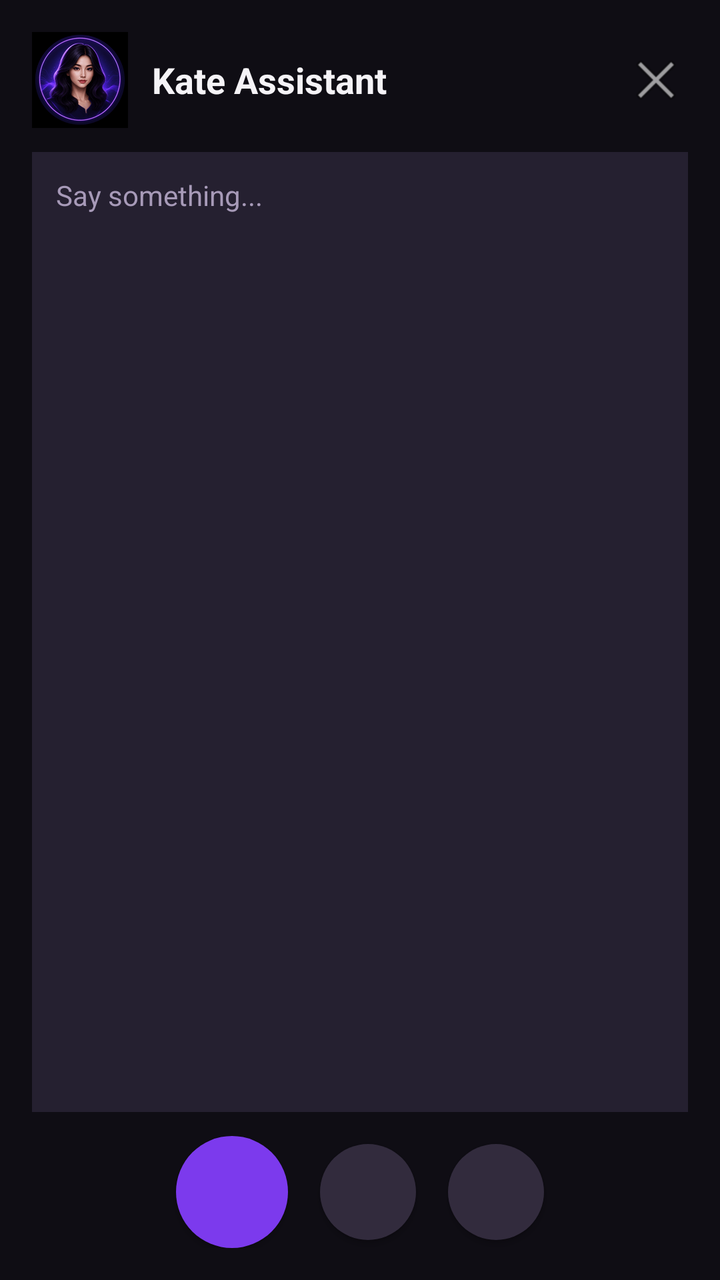
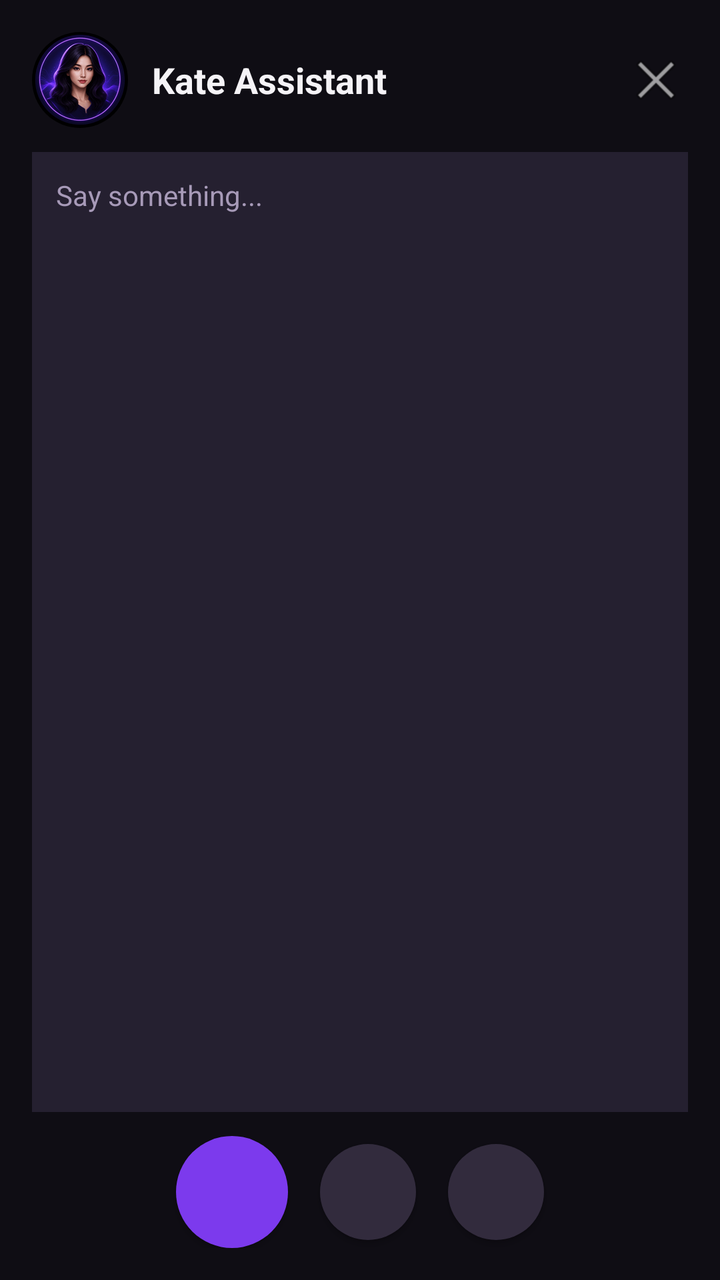

An Android layout rendered at two revisions. The XML below is the earlier revision; the diff shows what the commit changed to produce the second picture.
<!-- AndroidManifest.xml: application theme Theme.Kate -->
<!-- res/layout/overlay_expanded_content.xml -->
<?xml version="1.0" encoding="utf-8"?>
<LinearLayout xmlns:android="http://schemas.android.com/apk/res/android"
    android:layout_width="match_parent"
    android:layout_height="match_parent"
    android:orientation="vertical"
    android:padding="16dp">

    
    <LinearLayout
        android:layout_width="match_parent"
        android:layout_height="wrap_content"
        android:orientation="horizontal"
        android:gravity="center_vertical">

        <ImageView
            android:id="@+id/overlay_avatar"
            android:layout_width="48dp"
            android:layout_height="48dp"
            android:src="@drawable/kate_avatar_idle" />

        <TextView
            android:layout_width="0dp"
            android:layout_height="wrap_content"
            android:layout_weight="1"
            android:layout_marginStart="12dp"
            android:text="Kate Assistant"
            android:textColor="#F5F3F7"
            android:textSize="18sp"
            android:textStyle="bold" />

        <ImageButton
            android:id="@+id/overlay_close"
            android:layout_width="32dp"
            android:layout_height="32dp"
            android:background="@android:drawable/ic_menu_close_clear_cancel"
            android:contentDescription="Close" />
    </LinearLayout>

    
    <FrameLayout
        android:layout_width="match_parent"
        android:layout_height="0dp"
        android:layout_weight="1"
        android:layout_marginVertical="12dp"
        android:background="#252030"
        android:padding="12dp">

        <TextView
            android:id="@+id/overlay_transcript"
            android:layout_width="match_parent"
            android:layout_height="wrap_content"
            android:text="Say something..."
            android:textColor="#A79AB8"
            android:textSize="14sp" />
    </FrameLayout>

    
    <LinearLayout
        android:layout_width="match_parent"
        android:layout_height="wrap_content"
        android:orientation="horizontal"
        android:gravity="center">

        <Button
            android:id="@+id/overlay_mic_button"
            android:layout_width="56dp"
            android:layout_height="56dp"
            android:background="@drawable/overlay_mic_button"
            android:contentDescription="Mic" />

        <Button
            android:id="@+id/overlay_apps_button"
            android:layout_width="48dp"
            android:layout_height="48dp"
            android:layout_marginStart="16dp"
            android:background="@drawable/overlay_apps_button"
            android:contentDescription="Apps" />

        <Button
            android:id="@+id/overlay_type_button"
            android:layout_width="48dp"
            android:layout_height="48dp"
            android:layout_marginStart="16dp"
            android:background="@drawable/overlay_type_button"
            android:contentDescription="Type" />
    </LinearLayout>

</LinearLayout>
<!-- resources referenced by this layout -->
<resources>
  <!-- drawable kate_avatar_idle: png bitmap (drawable, 10812 bytes) -->
  <!-- drawable overlay_apps_button (drawable) -->
  <?xml version="1.0" encoding="utf-8"?>
  <shape xmlns:android="http://schemas.android.com/apk/res/android"
      android:shape="oval">
      <solid android:color="#322B3D" />
      <size
          android:width="48dp"
          android:height="48dp" />
  </shape>
  <!-- drawable overlay_mic_button (drawable) -->
  <?xml version="1.0" encoding="utf-8"?>
  <shape xmlns:android="http://schemas.android.com/apk/res/android"
      android:shape="oval">
      <solid android:color="#7C3AED" />
      <size
          android:width="56dp"
          android:height="56dp" />
  </shape>
  <!-- drawable overlay_type_button (drawable) -->
  <?xml version="1.0" encoding="utf-8"?>
  <shape xmlns:android="http://schemas.android.com/apk/res/android"
      android:shape="oval">
      <solid android:color="#322B3D" />
      <size
          android:width="48dp"
          android:height="48dp" />
  </shape>
  <style name="Theme.Kate" parent="Theme.Material3.DayNight.NoActionBar">
          <item name="colorPrimary">#7C3AED</item>
          <item name="colorPrimaryDark">#4C1D95</item>
          <item name="colorAccent">#D4FF4F</item>
          <item name="android:windowBackground">#0F0D14</item>
          <item name="android:statusBarColor" tools:targetApi="21">#0F0D14</item>
      </style>
</resources>

<!-- the commit's change to res/layout/overlay_expanded_content.xml (unified diff, before → after) -->
@@ -16,6 +16,9 @@
             android:id="@+id/overlay_avatar"
             android:layout_width="48dp"
             android:layout_height="48dp"
+            android:background="@drawable/circle_clip_mask"
+            android:clipToOutline="true"
+            android:scaleType="centerCrop"
             android:src="@drawable/kate_avatar_idle" />
 
         <TextView
<!-- resource entries referenced after the edit -->
@@ -1,5 +1,11 @@
 <!-- resources referenced by this layout -->
 <resources>
+  <!-- drawable circle_clip_mask (drawable) -->
+  <?xml version="1.0" encoding="utf-8"?>
+  <shape xmlns:android="http://schemas.android.com/apk/res/android"
+      android:shape="oval">
+      <solid android:color="@android:color/transparent" />
+  </shape>
   <!-- drawable kate_avatar_idle: png bitmap (drawable, 10812 bytes) -->
   <!-- drawable overlay_apps_button (drawable) -->
   <?xml version="1.0" encoding="utf-8"?>
